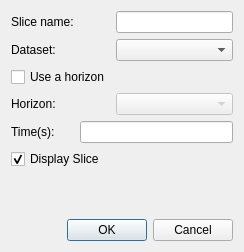
Before: the Qt Designer form ProzessUI/createtimeslicedialog.ui in fsoos74/su, drawn with Qt 5.
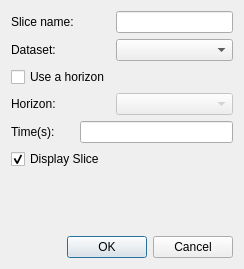
After: the same form once the commit is applied. Icons and pictures are not drawn.

The edit to the form file:
```diff
--- a/ProzessUI/createtimeslicedialog.ui
+++ b/ProzessUI/createtimeslicedialog.ui
@@ -7,7 +7,7 @@
     <x>0</x>
     <y>0</y>
     <width>244</width>
-    <height>252</height>
+    <height>269</height>
    </rect>
   </property>
   <property name="windowTitle">
```
Left out of the diff: 8 changed lines with no effect on the pictures.
